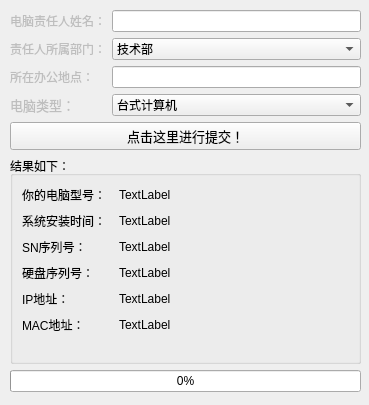
Leoioz/dpgnz, file UI/dpgnz.ui: the form before one commit.
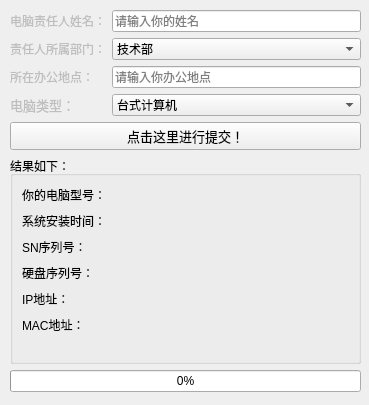
The form after the commit.

Commit message: 更新一波

```diff
--- a/UI/dpgnz.ui
+++ b/UI/dpgnz.ui
@@ -17,7 +17,7 @@
    <string notr="true">font: 10pt &quot;汉仪正圆-55W&quot;;</string>
   </property>
   <widget class="QWidget" name="centralwidget">
-   <widget class="QWidget" name="">
+   <widget class="QWidget" name="layoutWidget">
     <property name="geometry">
      <rect>
       <x>10</x>
@@ -143,7 +143,23 @@
          <item>
           <layout class="QVBoxLayout" name="verticalLayout_2">
            <item>
-            <widget class="QLineEdit" name="lineEdit_3"/>
+            <widget class="QLineEdit" name="lineEdit_3">
+             <property name="toolTip">
+              <string>请输入你的姓名</string>
+             </property>
+             <property name="statusTip">
+              <string/>
+             </property>
+             <property name="whatsThis">
+              <string/>
+             </property>
+             <property name="text">
+              <string/>
+             </property>
+             <property name="placeholderText">
+              <string>请输入你的姓名</string>
+             </property>
+            </widget>
            </item>
            <item>
             <widget class="QComboBox" name="comboBox">
@@ -185,7 +201,14 @@
             </widget>
            </item>
            <item>
-            <widget class="QLineEdit" name="lineEdit_2"/>
+            <widget class="QLineEdit" name="lineEdit_2">
+             <property name="toolTip">
+              <string>例如：YA#2012，办公楼3#301</string>
+             </property>
+             <property name="placeholderText">
+              <string>请输入你办公地点</string>
+             </property>
+            </widget>
            </item>
            <item>
             <widget class="QComboBox" name="comboBox_2">
@@ -351,42 +374,42 @@
           <item>
            <widget class="QLabel" name="label_5">
             <property name="text">
-             <string>TextLabel</string>
+             <string/>
             </property>
            </widget>
           </item>
           <item>
            <widget class="QLabel" name="label_8">
             <property name="text">
-             <string>TextLabel</string>
+             <string/>
             </property>
            </widget>
           </item>
           <item>
            <widget class="QLabel" name="label_13">
             <property name="text">
-             <string>TextLabel</string>
+             <string/>
             </property>
            </widget>
           </item>
           <item>
            <widget class="QLabel" name="label_14">
             <property name="text">
-             <string>TextLabel</string>
+             <string/>
             </property>
            </widget>
           </item>
           <item>
            <widget class="QLabel" name="label_15">
             <property name="text">
-             <string>TextLabel</string>
+             <string/>
             </property>
            </widget>
           </item>
           <item>
            <widget class="QLabel" name="label_16">
             <property name="text">
-             <string>TextLabel</string>
+             <string/>
             </property>
            </widget>
           </item>
```
Left out of the diff: 8 changed lines with no effect on the pictures. The commit also changes 2 other files.
